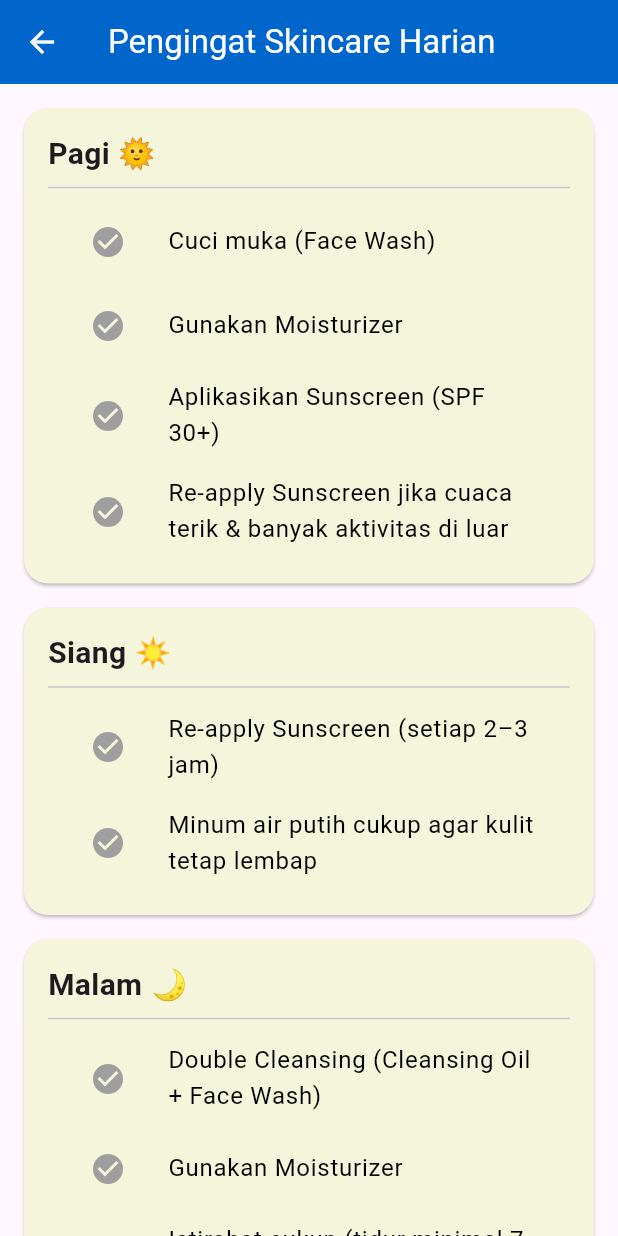
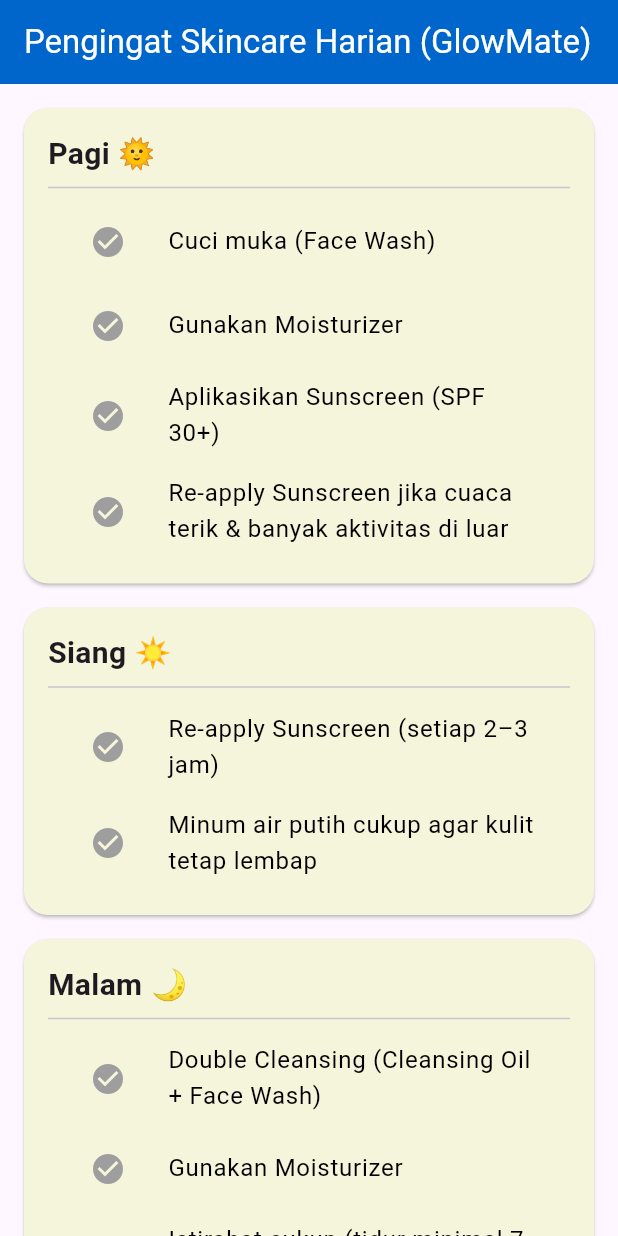
Before and after one commit to FUBARwithall/capstone-layout-x1, a Flutter app: the ReminderSkincare screen opened by its route, on a phone screen of 412 x 824 dp. Run offline on Flutter 3.47's test engine with Material 3 defaults, Android fonts, the phone set to English and light mode, and no system bars; our stand-ins replace shared_preferences; accounts and stored records are empty.

Commit message:
update 10

```diff
--- a/lib/pages/pengaturan.dart
+++ b/lib/pages/pengaturan.dart
@@ -97,6 +97,7 @@
             fontSize: 20,
           ),
         ),
+          automaticallyImplyLeading: false,
       ),
       body: _isLoading
           ? const Center(child: CircularProgressIndicator())
--- a/lib/pages/reminder.dart
+++ b/lib/pages/reminder.dart
@@ -53,9 +53,10 @@
 
     return Scaffold(
       appBar: AppBar(
-        title: const Text('Pengingat Skincare Harian'),
+        title: Text('Pengingat Skincare Harian (GlowMate)'),
         backgroundColor: const Color(0xFF0066CC),
         foregroundColor: Colors.white,
+        automaticallyImplyLeading: false,
       ),
       body: ListView.builder(
         padding: const EdgeInsets.all(16),
```
